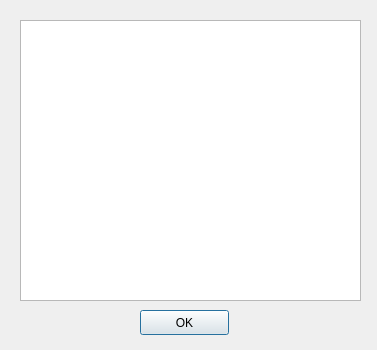
The window that src/view/LogicCheckDialog.ui (gnailegoac/rde_ygomi) describes before a commit, drawn with Qt 5.
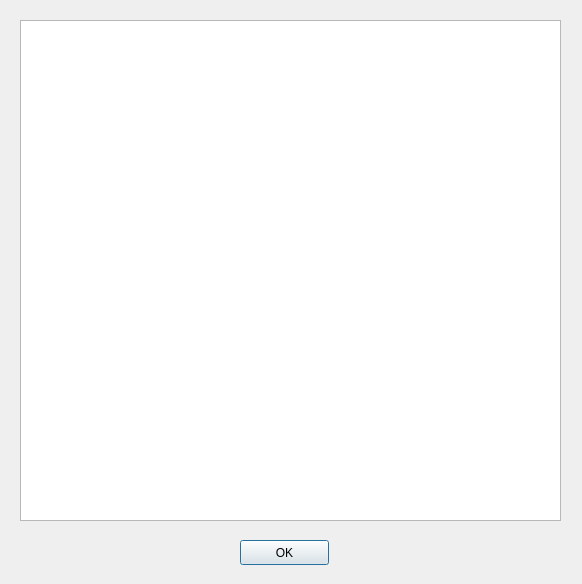
The same window after the commit.

Commit message: add details to check logic dialog

```diff
--- a/src/view/LogicCheckDialog.ui
+++ b/src/view/LogicCheckDialog.ui
@@ -6,8 +6,8 @@
    <rect>
     <x>0</x>
     <y>0</y>
-    <width>377</width>
-    <height>350</height>
+    <width>582</width>
+    <height>584</height>
    </rect>
   </property>
   <property name="windowTitle">
@@ -18,8 +18,8 @@
     <rect>
      <x>20</x>
      <y>20</y>
-     <width>341</width>
-     <height>281</height>
+     <width>541</width>
+     <height>501</height>
     </rect>
    </property>
    <property name="editTriggers">
@@ -29,8 +29,8 @@
   <widget class="QPushButton" name="pushButton">
    <property name="geometry">
     <rect>
-     <x>140</x>
-     <y>310</y>
+     <x>240</x>
+     <y>540</y>
      <width>89</width>
      <height>25</height>
     </rect>
```
The commit also changes 30 other files.
